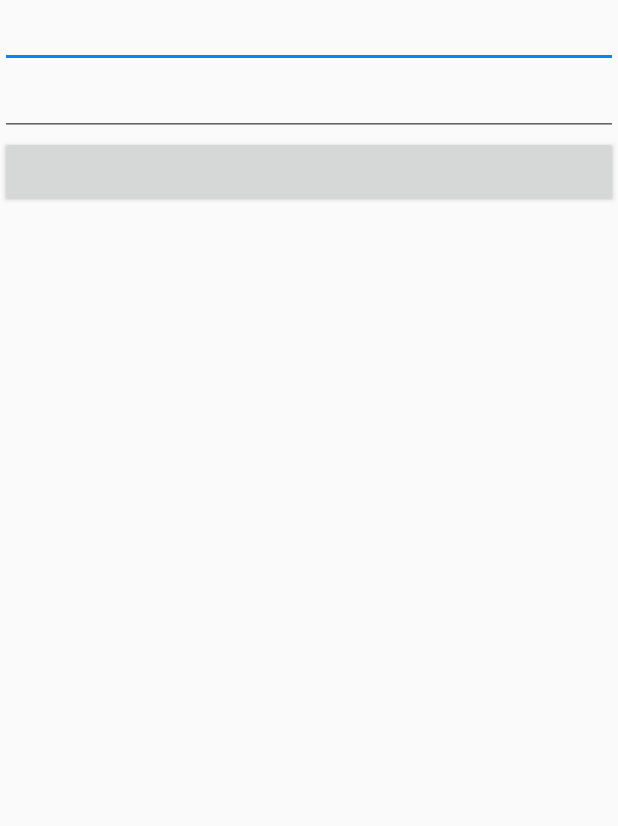
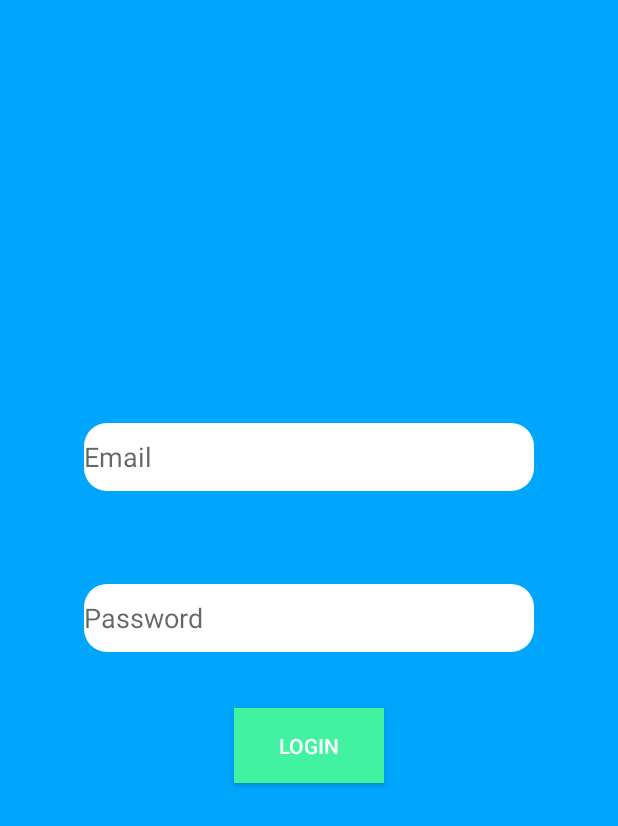
Before and after one commit to RiksaParadilaPasa/MySmartSchool, an Android app: the layout activity_login.xml on its own in the app's theme, with its tools: preview values and no code run, on a phone screen of 412 x 824 dp. Shown: the top 826 px of the screen. Run offline under Robolectric (Android 15) with nearby library versions, the phone set to English and light mode, and no system bars; network calls fail.

Commit message:
Add Login Feature

```diff
--- a/app/src/main/AndroidManifest.xml
+++ b/app/src/main/AndroidManifest.xml
@@ -10,9 +10,6 @@
         android:supportsRtl="true"
         android:theme="@style/AppTheme">
         <activity android:name=".LoginActivity">
-
-        </activity>
-        <activity android:name=".MainActivity">
             <intent-filter>
                 <action android:name="android.intent.action.MAIN" />
 
--- /dev/null
+++ b/app/src/main/res/drawable/login_edittext.xml
@@ -0,0 +1,10 @@
+<?xml version="1.0" encoding="utf-8"?>
+<selector xmlns:android="http://schemas.android.com/apk/res/android">
+    <item>
+        <shape android:shape="rectangle">
+            <solid android:color="#fff" />
+            <corners android:radius="15dp"/>
+
+        </shape>
+    </item>
+</selector>
--- a/app/src/main/res/layout/activity_login.xml
+++ b/app/src/main/res/layout/activity_login.xml
@@ -1,26 +1,46 @@
 <?xml version="1.0" encoding="utf-8"?>
-<LinearLayout xmlns:android="http://schemas.android.com/apk/res/android"
+<androidx.constraintlayout.widget.ConstraintLayout xmlns:android="http://schemas.android.com/apk/res/android"
     xmlns:app="http://schemas.android.com/apk/res-auto"
-    xmlns:tools="http://schemas.android.com/tools"
     android:layout_width="match_parent"
     android:layout_height="match_parent"
-    tools:context=".LoginActivity"
+    android:background="@color/mssBlue"
     android:orientation="vertical">
 
+    <EditText
+        android:id="@+id/loginEmail"
+        android:layout_width="300dp"
+        android:layout_height="45dp"
+        android:background="@drawable/login_edittext"
+        android:hint="Email"
+        app:layout_constraintBottom_toTopOf="@+id/loginPassword"
+        app:layout_constraintEnd_toEndOf="@+id/loginPassword"
+        app:layout_constraintStart_toStartOf="@+id/loginPassword"
+        app:layout_constraintTop_toTopOf="parent"
+        app:layout_constraintVertical_bias="0.82" />
 
     <EditText
-        android:id="@+id/username"
-        android:layout_width="match_parent"
-        android:layout_height="wrap_content"/>
-
-    <EditText
-        android:id="@+id/password"
-        android:layout_width="match_parent"
-        android:layout_height="wrap_content"/>
+        android:id="@+id/loginPassword"
+        android:layout_width="300dp"
+        android:layout_height="45dp"
+        android:background="@drawable/login_edittext"
+        android:hint="Password"
+        app:layout_constraintBottom_toBottomOf="parent"
+        app:layout_constraintEnd_toEndOf="parent"
+        app:layout_constraintStart_toStartOf="parent"
+        app:layout_constraintTop_toTopOf="parent" />
 
     <Button
-        android:id="@+id/login"
-        android:layout_width="match_parent"
-        android:layout_height="wrap_content"/>
+        android:id="@+id/loginLogin"
+        android:layout_width="100dp"
+        android:layout_height="50dp"
+        android:background="@color/mssGreen"
+        android:text="Login"
+        android:textColor="#fff"
+        app:layout_constraintBottom_toBottomOf="parent"
+        app:layout_constraintEnd_toEndOf="@+id/loginPassword"
+        app:layout_constraintStart_toStartOf="@+id/loginPassword"
+        app:layout_constraintTop_toBottomOf="@+id/loginPassword"
+        app:layout_constraintVertical_bias="0.110000014" />
 
-</LinearLayout>
+
+</androidx.constraintlayout.widget.ConstraintLayout>
```
Also changed, not shown: app/src/main/java/com/example/mysmartschool/Config.java (added, +17 -0 lines), app/src/main/java/com/example/mysmartschool/LoginActivity.java (+44 -31 lines), app/src/main/java/com/example/mysmartschool/dataclass/LoginRespone.kt (added, +11 -0 lines), app/src/main/java/com/example/mysmartschool/dataclass/Respone.kt (added, +9 -0 lines), app/src/main/java/com/example/mysmartschool/retrofit/ApiClient.kt (added, +61 -0 lines), app/src/main/java/com/example/mysmartschool/retrofit/ApiRequest.java (added, +23 -0 lines), app/src/main/java/com/example/mysmartschool/retrofit/EventService.java (added, +22 -0 lines).
